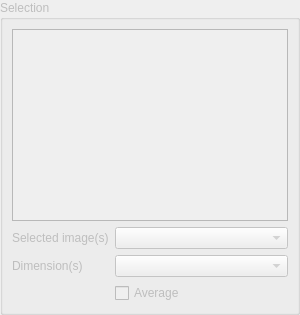
Old version of the form src/SelectionWidget.ui in the repository ManiVaultStudio/ImageViewerPlugin.
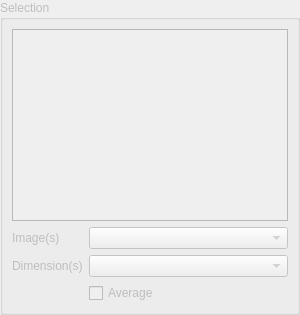
New version of the form.

Commit message: Implement image data plugin api changes

What changed in the file:
```diff
--- a/src/SelectionWidget.ui
+++ b/src/SelectionWidget.ui
@@ -135,7 +135,7 @@
       <item row="1" column="0">
        <widget class="QLabel" name="currentImageLabel">
         <property name="text">
-         <string>Selected image(s)</string>
+         <string>Image(s)</string>
         </property>
        </widget>
       </item>
```
The commit also changes 6 other files.
